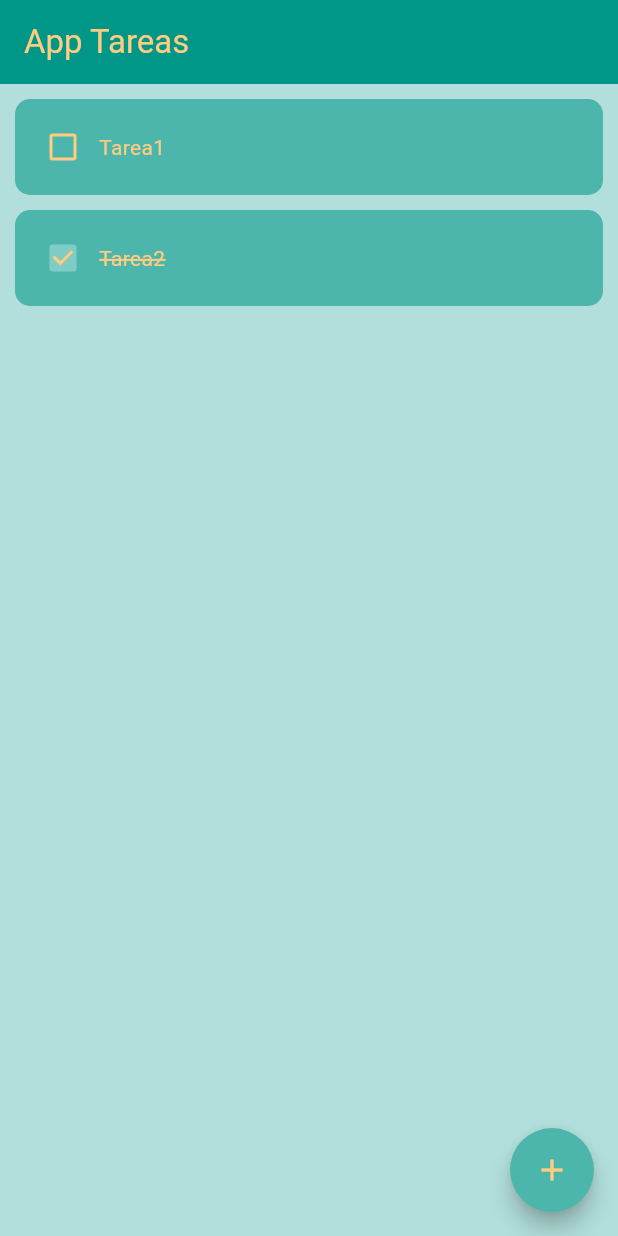
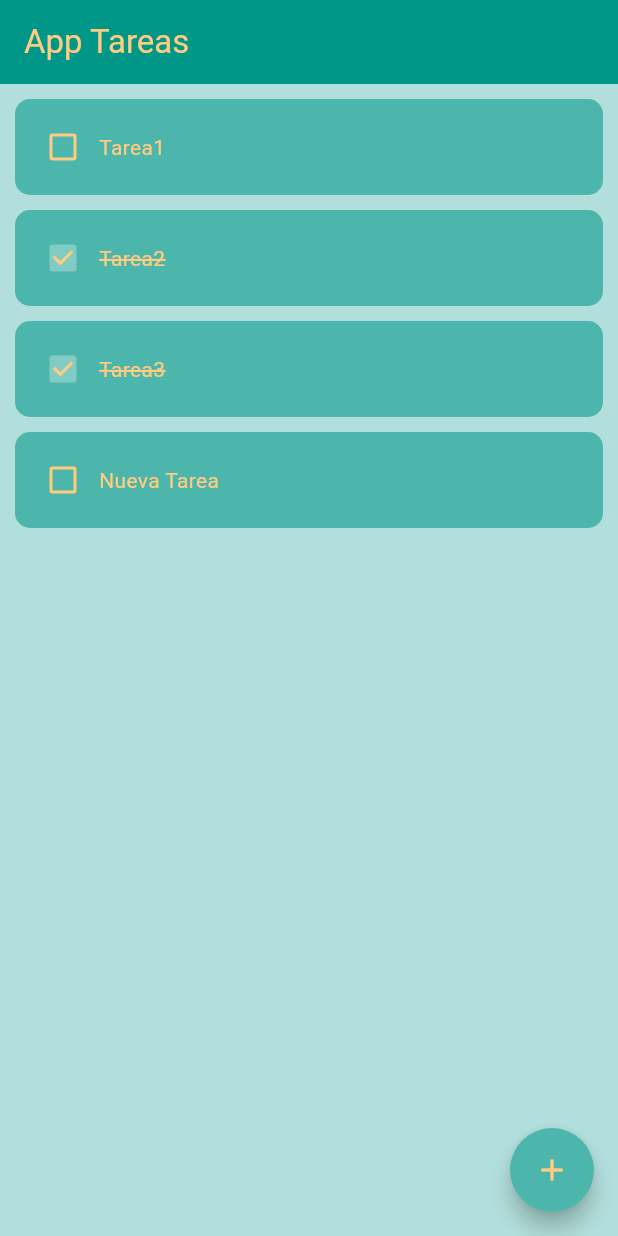
Before and after one commit to davidh-7/aplicacion_tareas, a Flutter app: the screen it shows after launch, after a tap on the "add" icon, on a phone screen of 412 x 824 dp. Run offline on Flutter 3.47's test engine with Material 3 defaults, Android fonts, the phone set to English and light mode, and no system bars; drawn by our look-alikes of flutter_slidable.

Commit message:
CheckBox, Borrar
ahora el checkbox es funcional, y hemos aplicado lo de borrar tareas

```diff
--- a/lib/Componentes/item_tarea.dart
+++ b/lib/Componentes/item_tarea.dart
@@ -1,16 +1,35 @@
 import 'package:flutter/material.dart';
+import 'package:flutter_slidable/flutter_slidable.dart';
 
 class ItemTarea extends StatelessWidget {
   final String TextoTarea;
   final bool VlCheckBox;
+  final Function(bool?)? cambiarVlCheckBox;
+  final Function(BuildContext?)? BorrarTarea;
 
   const ItemTarea(
-      {super.key, required this.TextoTarea, required this.VlCheckBox});
+      {super.key,
+      required this.TextoTarea,
+      required this.VlCheckBox,
+      required this.cambiarVlCheckBox,
+      required this.BorrarTarea});
 
   @override
   Widget build(BuildContext context) {
     return Padding(
       padding: const EdgeInsets.only(right: 10, left: 10, top: 10),
+      child: Slidable(
+        endActionPane: ActionPane(
+            motion: StretchMotion(),
+            children: [
+              SlidableAction(
+              icon: Icons.delete,
+              backgroundColor: Colors.red,
+              borderRadius: BorderRadius.circular(10),
+              onPressed: BorrarTarea,
+            ),
+            ]
+            ),
         child: Container(
           decoration: BoxDecoration(
             color: Colors.teal[300],
@@ -29,14 +48,16 @@ class ItemTarea extends StatelessWidget {
                     width: 2,
                   ),
                   value: VlCheckBox,
-                onChanged: (valor) {},
+                  onChanged: cambiarVlCheckBox,
                 ),
                 //Text
                 Text(
                   TextoTarea,
                   style: TextStyle(
                     color: Colors.orange[200],
-                  decoration: VlCheckBox ? TextDecoration.lineThrough : TextDecoration.none,
+                    decoration: VlCheckBox
+                        ? TextDecoration.lineThrough
+                        : TextDecoration.none,
                     decorationColor: Colors.orange[200],
                     decorationThickness: 2,
                   ),
@@ -45,6 +66,7 @@ class ItemTarea extends StatelessWidget {
             ),
           ),
         ),
+      ),
     );
   }
 }
--- a/lib/Paginas/pagina_principal.dart
+++ b/lib/Paginas/pagina_principal.dart
@@ -1,5 +1,5 @@
+import 'package:flutter/material.dart';
 import 'package:aplicacion_tareas/Componentes/item_tarea.dart';
-import 'package:flutter/material.dart';
 
 class PaginaPrincipal extends StatefulWidget {
   const PaginaPrincipal({super.key});
@@ -9,37 +9,60 @@ class PaginaPrincipal extends StatefulWidget {
 }
 
 class _PaginaPrincipalState extends State<PaginaPrincipal> {
-  List ListaTareas = [
+  // Lista de tareas
+  List<Map<String, dynamic>> ListaTareas = [
     {"titulo": "Tarea1", "valor": false},
-    {"titulo": "Tarea2", "valor": true}
+    {"titulo": "Tarea2", "valor": true},
+    {"titulo": "Tarea3", "valor": true}
   ];
+
+  // Método para cambiar el estado del checkbox
+  void cambiarVlCheckBox(bool? VlCheck, int posLista) {
+    setState(() {
+      ListaTareas[posLista]["valor"] = !ListaTareas[posLista]["valor"];
+    });
+  }
+
+  void AcnBorrarTarea(int posLista) {
+    setState(() {
+      ListaTareas.removeAt(posLista);
+    });
+  }
 
   @override
   Widget build(BuildContext context) {
     return Scaffold(
       backgroundColor: Colors.teal[100],
-      //AppBar
+      // AppBar
       appBar: AppBar(
         backgroundColor: Colors.teal,
-        title: Text("App Tareas"),
+        title: const Text("App Tareas"),
         foregroundColor: Colors.orange[200],
       ),
-      //Floating action button
+      // Floating action button
       floatingActionButton: FloatingActionButton(
         backgroundColor: Colors.teal[300],
-        shape: CircleBorder(),
-        onPressed: () {},
+        shape: const CircleBorder(),
+        onPressed: () {
+          setState(() {
+            ListaTareas.add({"titulo": "Nueva Tarea", "valor": false});
+          });
+        },
         child: Icon(
           Icons.add,
           color: Colors.orange[200],
         ),
       ),
-      //Body
+      // Body
       body: ListView.builder(
         itemCount: ListaTareas.length,
         itemBuilder: (context, index) {
           return ItemTarea(
-              TextoTarea: ListaTareas[index]["titulo"].toString(), VlCheckBox: ListaTareas[index]["valor"]);
+            TextoTarea: ListaTareas[index]["titulo"],
+            VlCheckBox: ListaTareas[index]["valor"],
+            cambiarVlCheckBox: (valor) => cambiarVlCheckBox(valor, index),
+            BorrarTarea: (valor) => AcnBorrarTarea(index),
+          );
         },
       ),
     );
--- a/pubspec.yaml
+++ b/pubspec.yaml
@@ -9,6 +9,7 @@ environment:
 dependencies:
   flutter:
     sdk: flutter
+  flutter_slidable: ^3.1.2
 
 dev_dependencies:
   flutter_test:
```
Also changed, not shown: lib/main.dart (line endings or trailing spaces), pubspec.lock. Lines whose indentation alone changed are shown as unchanged.
